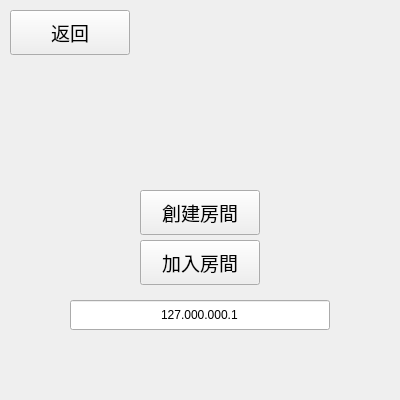
Before: the Qt Designer form Multiplayer.ui in lkj0096/chinese_chess, drawn with Qt 5.
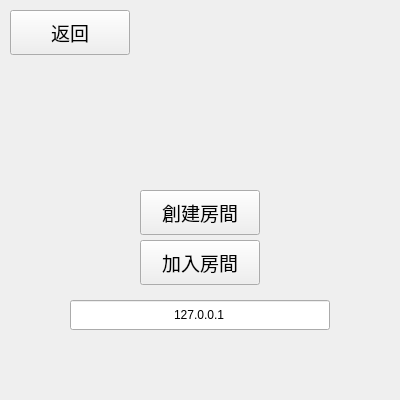
After: the same form once the commit is applied.

```diff
--- a/Multiplayer.ui
+++ b/Multiplayer.ui
@@ -77,7 +77,7 @@
     </rect>
    </property>
    <property name="text">
-    <string>127.000.000.1</string>
+    <string>127.0.0.1</string>
    </property>
    <property name="maxLength">
     <number>15</number>
```
